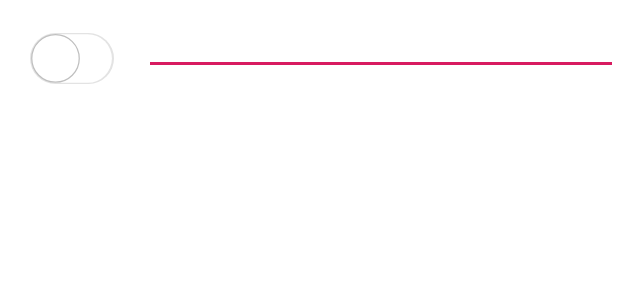
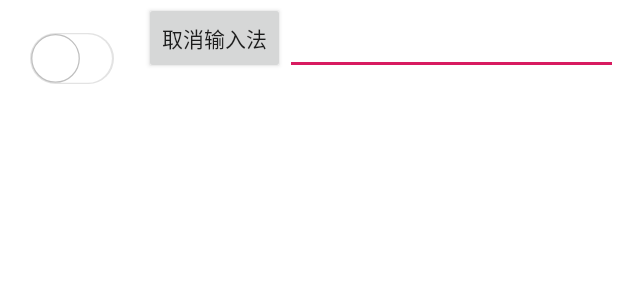
Before and after one commit to alanplus/frameworkA, an Android app: the layout activity_main.xml on its own in the app's theme, with its tools: preview values and no code run, on a phone screen of 412 x 824 dp. Shown: the top 300 px of the screen. Run offline under Robolectric (Android 15) with nearby library versions, the phone set to English and light mode, and no system bars.

Commit message:
解决输入法的问题

```diff
--- a/app/src/main/res/layout/activity_main.xml
+++ b/app/src/main/res/layout/activity_main.xml
@@ -11,6 +11,12 @@
         android:layout_margin="20dp"
         android:checked="false" />
 
+    <Button
+        android:id="@+id/id2"
+        android:layout_width="wrap_content"
+        android:layout_height="wrap_content"
+        android:text="取消输入法" />
+
     <com.xm.framework.view.widget.ClearEditText
         android:id="@+id/edit_view"
         android:layout_width="match_parent"
--- a/library/src/main/java/com/xm/framework/tools/InputMethodTools.java
+++ b/library/src/main/java/com/xm/framework/tools/InputMethodTools.java
@@ -3,7 +3,6 @@ package com.xm.framework.tools;
 import android.content.Context;
 import android.os.Handler;
 import android.view.View;
-import android.view.inputmethod.InputMethod;
 import android.view.inputmethod.InputMethodManager;
 import android.widget.EditText;
 
@@ -24,6 +23,8 @@ public class InputMethodTools {
          * 3. EditText 必须已经获得焦点
          * 4. EditText 必须可见
          * 5. 当前布局必须已经完成加载
+         * 第二个参数 可以为0 InputMethod.SHOW_FORCE
+         * 如果不为0的话 隐藏方法有的时候会不好用
          */
         editText.setFocusable(true);
         editText.setFocusableInTouchMode(true);
@@ -32,7 +33,7 @@ public class InputMethodTools {
             @Override
             public void run() {
                 InputMethodManager imm = (InputMethodManager) context.getSystemService(Context.INPUT_METHOD_SERVICE);
-                imm.showSoftInput(editText, InputMethod.SHOW_FORCED);
+                imm.showSoftInput(editText, 0);
             }
         }, 100);
     }
```
Also changed, not shown: app/src/main/java/com/xm/file/MainActivity.java (+9 -1 lines).
